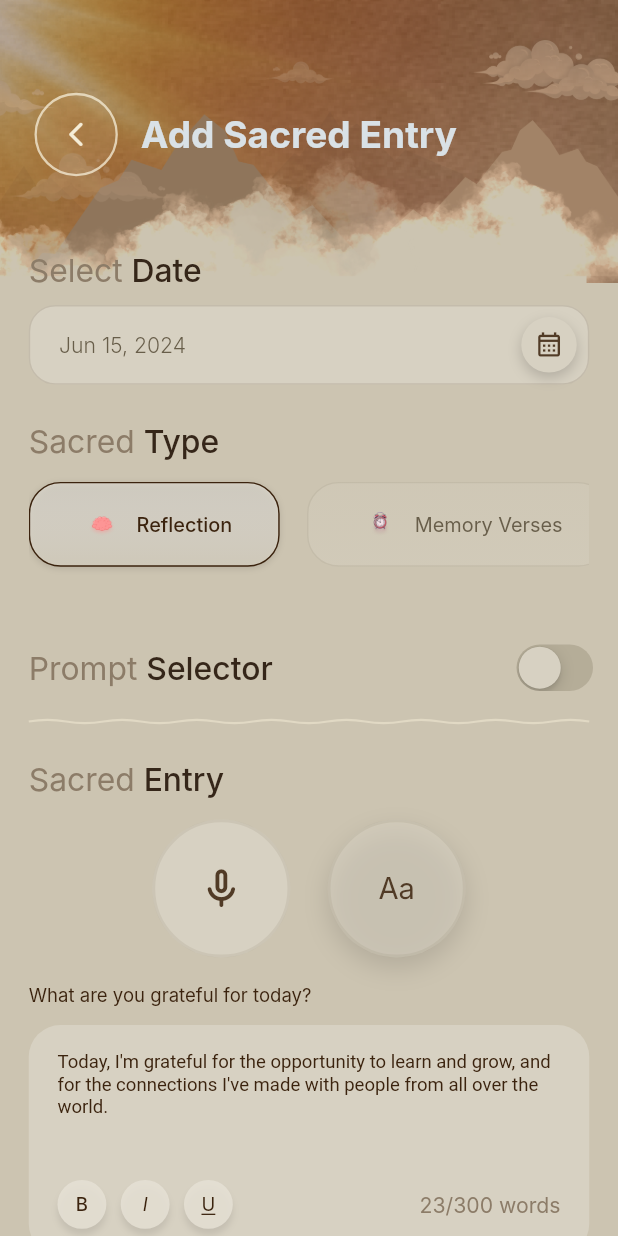
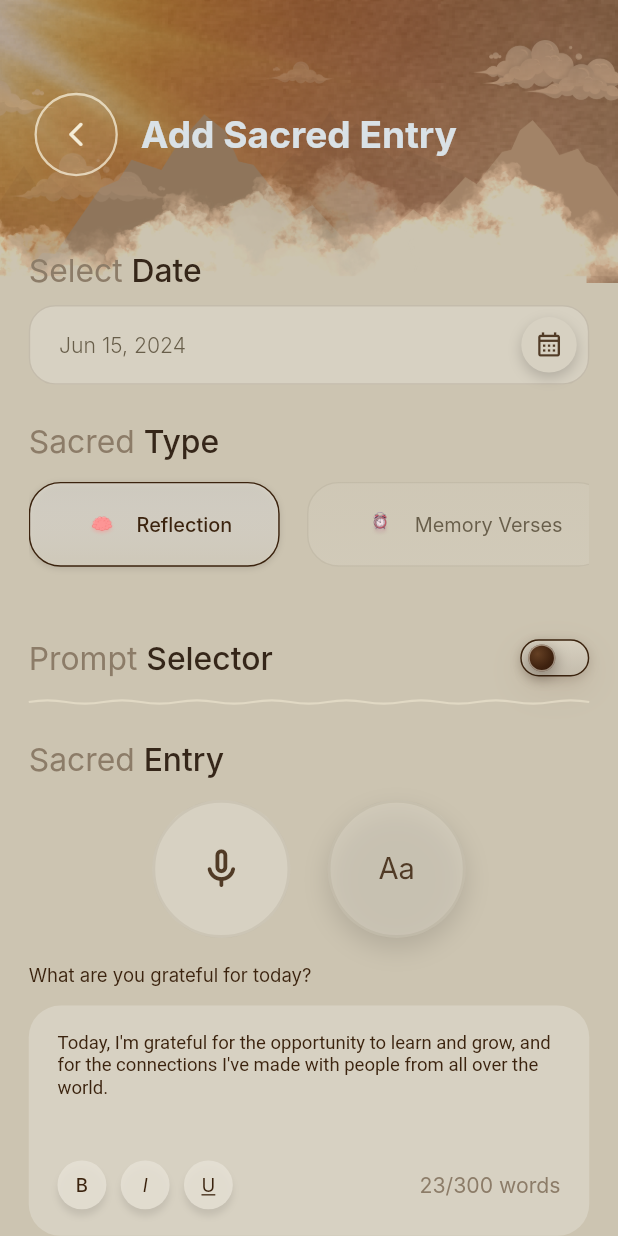
Before and after one commit to KaziAsif406/Ezri_Religional_Faith_App, a Flutter app: the AddSacredEntryScreen screen opened by its route, on a phone screen of 412 x 824 dp. Run offline on Flutter 3.47's test engine with Material 3 defaults, Android fonts, the phone set to English and light mode, and no system bars; drawn by our look-alikes of auto_animated; our stand-ins replace cached_network_image, dio, flutter_screenutil, get, get_it, get_storage and 2 more; missing offline and left inert: dotlottie_loader; accounts and stored records are empty.

Commit message:
Custom Switch Refactored

```diff
--- /dev/null
+++ b/lib/common_widgets/custom_switch.dart
@@ -0,0 +1,102 @@
+import 'package:flutter/material.dart';
+import 'package:flutter_screenutil/flutter_screenutil.dart';
+
+import '../gen/colors.gen.dart';
+
+class CustomSwitch extends StatelessWidget {
+  const CustomSwitch({
+    super.key,
+    required this.value,
+    required this.onChanged,
+    this.width = 60,
+    this.height = 36,
+  });
+
+  final bool value;
+  final ValueChanged<bool> onChanged;
+  final double width;
+  final double height;
+
+  @override
+  Widget build(BuildContext context) {
+    final double switchWidth = width.w;
+    final double switchHeight = height.h;
+    final double thumbSize = (height - 5).w;
+
+    return Semantics(
+      toggled: value,
+      child: GestureDetector(
+        onTap: () => onChanged(!value),
+        child: AnimatedContainer(
+          duration: const Duration(milliseconds: 220),
+          curve: Curves.easeOutCubic,
+          width: switchWidth,
+          height: switchHeight,
+          padding: EdgeInsets.all(2.5.w),
+          decoration: BoxDecoration(
+            borderRadius: BorderRadius.circular(999.r),
+            gradient: const LinearGradient(
+              begin: Alignment.topCenter,
+              end: Alignment.bottomCenter,
+              colors: [
+                Color(0xFFD8D1C1),
+                Color(0xFFC3BBAB),
+              ],
+            ),
+            border: Border.all(
+              color: AppColors.allsecondaryColor,
+              width: 1.w,
+            ),
+            boxShadow: [
+              BoxShadow(
+                color: const Color(0xFF6C3D23).withValues(alpha: 0.10),
+                blurRadius: 22.r,
+                spreadRadius: 1.2.r,
+                offset: const Offset(0, 8),
+              ),
+              BoxShadow(
+                color: const Color(0xFF2A1307).withValues(alpha: 0.16),
+                blurRadius: 7.r,
+                spreadRadius: 0,
+                offset: const Offset(0, 2),
+              ),
+            ],
+          ),
+          child: AnimatedAlign(
+            duration: const Duration(milliseconds: 220),
+            curve: Curves.easeOutCubic,
+            alignment: value ? Alignment.centerRight : Alignment.centerLeft,
+            child: Container(
+              width: thumbSize,
+              height: thumbSize,
+              decoration: BoxDecoration(
+                shape: BoxShape.circle,
+                gradient: const RadialGradient(
+                  center: Alignment(-0.25, -0.30),
+                  radius: 1.05,
+                  colors: [
+                    Color(0xFF654024),
+                    Color(0xFF3F220F),
+                    Color(0xFF2A1307),
+                  ],
+                ),
+                border: Border.all(
+                  color: const Color(0xFFF0E8D8).withValues(alpha: 0.55),
+                  width: 1.w,
+                ),
+                boxShadow: [
+                  BoxShadow(
+                    color: const Color(0xFF1D0F06).withValues(alpha: 0.36),
+                    blurRadius: 9.r,
+                    spreadRadius: 0.5.r,
+                    offset: const Offset(0, 3),
+                  ),
+                ],
+              ),
+            ),
+          ),
+        ),
+      ),
+    );
+  }
+}
--- a/lib/features/faith_anchors/presentation/add_faith_anchor.dart
+++ b/lib/features/faith_anchors/presentation/add_faith_anchor.dart
@@ -1,5 +1,5 @@
-import 'package:flutter/cupertino.dart';
 import 'package:flutter/material.dart';
+import 'package:template_flutter/common_widgets/custom_switch.dart';
 import 'package:flutter_screenutil/flutter_screenutil.dart';
 import 'package:template_flutter/common_widgets/custom_appbar.dart';
 import 'package:template_flutter/common_widgets/custom_button.dart';
@@ -153,26 +153,16 @@ class _AddFaithAnchorScreenState extends State<AddFaithAnchorScreen> {
                       ),
                       Positioned(
                         right: 0,
-                        top: 5,
-                        child: SizedBox(
-                          width: 48.w,
-                          child: Transform.scale(
-                            scale: 0.8,
-                            child: CupertinoSwitch(
+                        top: 8.h,
+                        child: CustomSwitch(
                           value: _isPersonalNoteEnabled,
                           onChanged: (bool value) {
                             setState(() {
                               _isPersonalNoteEnabled = value;
                             });
                           },
-
-                              activeTrackColor: AppColors.allsecondaryColor
-                                  .withValues(alpha: 0.45),
-                              inactiveThumbColor: AppColors.allPrimaryColor,
-                              inactiveTrackColor:
-                                  AppColors.c99907A.withValues(alpha: 0.45),
-                            ),
-                          ),
+                          width: 48,
+                          height: 28,
                         ),
                       ),
                     ],
--- a/lib/features/sacred_entry/presentation/add_sacred_entry.dart
+++ b/lib/features/sacred_entry/presentation/add_sacred_entry.dart
@@ -3,6 +3,7 @@ import 'package:flutter/material.dart';
 import 'package:flutter_screenutil/flutter_screenutil.dart';
 import 'package:template_flutter/common_widgets/custom_appbar.dart';
 import 'package:template_flutter/common_widgets/custom_button.dart';
+import 'package:template_flutter/common_widgets/custom_switch.dart';
 import 'package:template_flutter/common_widgets/custom_textform_field.dart';
 import 'package:template_flutter/common_widgets/selector_widget.dart';
 import 'package:template_flutter/constants/text_font_style.dart';
@@ -221,25 +222,15 @@ class _AddSacredEntryScreenState extends State<AddSacredEntryScreen> {
                             darkText: 'Selector',
                           ),
                         ),
-                        SizedBox(
-                          width: 48.w,
-                          child: Transform.scale(
-                            scale: 1.0,
-                            child: CupertinoSwitch(
+                        CustomSwitch(
                           value: _promptEnabled,
                           onChanged: (bool value) {
                             setState(() {
                               _promptEnabled = value;
                             });
                           },
-
-                              activeTrackColor: AppColors.allsecondaryColor
-                                  .withValues(alpha: 0.45),
-                              inactiveThumbColor: AppColors.allPrimaryColor,
-                              inactiveTrackColor:
-                                  AppColors.c99907A.withValues(alpha: 0.45),
-                            ),
-                          ),
+                          width: 48,
+                          height: 28,
                         ),
                       ],
                     ),
```
Lines whose indentation alone changed are shown as unchanged.
